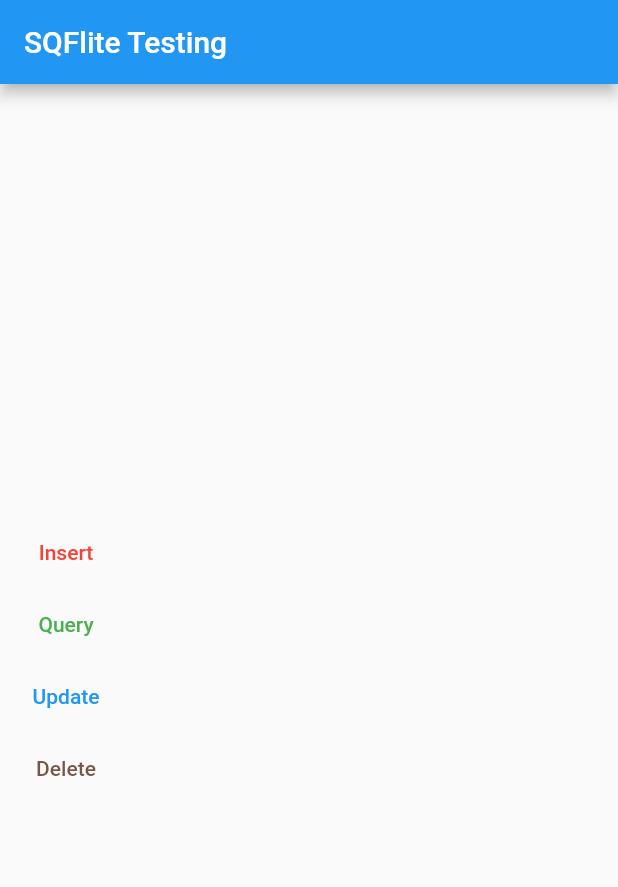
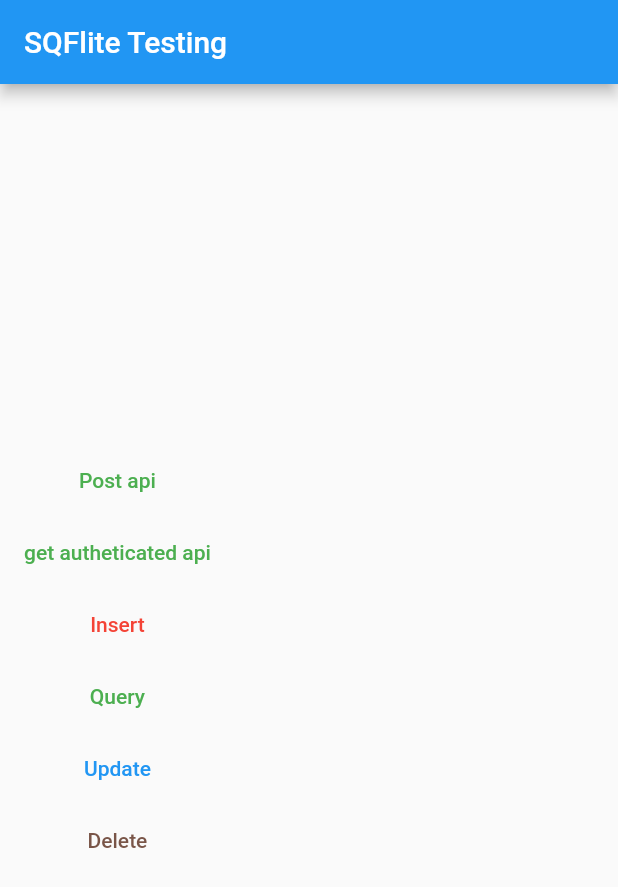
Before and after one commit to harshkumarkhatri/Flutter-SQFLite-Implementation, a Flutter app: the screen it shows after launch, after a tap on "Insert", on a phone screen of 412 x 824 dp. Shown: the top 887 px of the screen. Run offline on Flutter 3.47's test engine with Material 2 defaults, Android fonts, the phone set to English and light mode, and no system bars; our stand-ins replace sqflite; accounts and stored records are empty; network calls fail.

Commit message:
Final commit

```diff
--- a/lib/databaseHelper.dart
+++ b/lib/databaseHelper.dart
@@ -1,10 +1,9 @@
 import 'dart:io';
+import 'package:sqflite/sqflite.dart';
 import 'package:path/path.dart';
 import 'package:path_provider/path_provider.dart';
-import 'package:sqflite/sqflite.dart';
 
 class DatabaseHelper {
-  // Name and version of the database
   static final _dbName = 'myDatabase.db';
   static final _dbVersion = 1;
   static final _tableName = 'myTable';
@@ -12,74 +11,57 @@
   static final columnId = '_id';
   static final columnName = 'name';
 
-  // This will be making the constructor for the class private.
-  // This will make only one instance for this for the full app.
   DatabaseHelper._privateConstructor();
+
   static final DatabaseHelper instance = DatabaseHelper._privateConstructor();
 
   static Database _database;
 
-  // This will return the database
   Future<Database> get database async {
     if (_database != null) return _database;
-    _database = await _initiateDatabase();
+    _database = await _intitializeDatabase();
     return _database;
   }
 
-  // This will get the dirctory from the phone where the application data is stored
-  _initiateDatabase() async {
+  _intitializeDatabase() async {
     Directory directory = await getApplicationDocumentsDirectory();
-    print("direc is $directory");
-    // Setting the path where our database file will be created and stored
     String path = join(directory.path, _dbName);
+
     print("path is $path");
 
-    // Opening the database with the specified version and then creating tables in it.
     return await openDatabase(path, version: _dbVersion, onCreate: _onCreate);
   }
 
-  // This will create a table inside the database which was created
   Future _onCreate(Database db, int version) {
     db.execute('''
-      CREATE TABLE $_tableName(
+    CREATE TABLE $_tableName(
       $columnId INTEGER PRIMARY KEY,
-      $columnName TEXT NOT NULL)
-      ''');
+      $columnName TEXT NOT NULL
+    )
+    ''');
   }
 
-  // Inserting to the database
-  // Int is ised here so that we do not need to pass the Id each time when we want to insert anything
-  // The value of Id will increment by itself.
   Future<int> insert(Map<String, dynamic> row) async {
     Database db = await instance.database;
-
-    // Once the insert is successfully performed it will be returning the primary key/Unique Id
     return await db.insert(_tableName, row);
   }
 
-  // Getting all the rows from the table
   Future<List<Map<String, dynamic>>> queryAll() async {
     Database db = await instance.database;
-
-    // Returns the list of rows with data in them
     return await db.query(_tableName);
   }
 
-  // Updating data of particular row
+  Future<int> delete(int id) async {
+    Database db = await instance.database;
+    return await db.delete(_tableName, where: '$columnId=?', whereArgs: [id]);
+  }
+
   Future<int> update(Map<String, dynamic> row) async {
     Database db = await instance.database;
+
     int id = row[columnId];
 
-    // It retuns the number of rows which were updated
     return await db
         .update(_tableName, row, where: '$columnId=?', whereArgs: [id]);
   }
-
-  // Deleting the data from the table
-  Future<int> delete(int id) async {
-    Database db = await instance.database;
-
-    // Deleted id will be returned
-    return await db.delete(_tableName, where: '$columnId=?', whereArgs: [id]);
-  }
 }
--- a/lib/deleting.dart
+++ b/lib/deleting.dart
@@ -1,6 +1,6 @@
 import 'databaseHelper.dart';
 
 deleting() async {
-  int rowsAffected = await DatabaseHelper.instance.delete(2);
+  int rowsAffected = await DatabaseHelper.instance.delete(1);
   print("Rows affected $rowsAffected");
 }
--- a/lib/inserting.dart
+++ b/lib/inserting.dart
@@ -1,8 +1,8 @@
 import 'databaseHelper.dart';
 
-inserting()async{
-   int i = await DatabaseHelper.instance
-                    .insert({DatabaseHelper.columnName: 'Harsh'});
+inserting() async {
+  int i = await DatabaseHelper.instance
+      .insert({DatabaseHelper.columnName: 'lucky'});
 
-                print("The inserted id is $i");
+  print("The inserted id is $i");
 }
--- a/lib/main.dart
+++ b/lib/main.dart
@@ -3,6 +3,9 @@
 import 'package:sqflite_implementation_flutter/querying.dart';
 import 'package:sqflite_implementation_flutter/updating.dart';
 
+import 'package:http/http.dart' as http;
+import 'dart:io';
+import 'deleting.dart';
 import 'deleting.dart';
 
 void main() {
@@ -35,6 +38,42 @@
         body: Column(
           mainAxisAlignment: MainAxisAlignment.center,
           children: [
+            // API button
+            FlatButton(
+              onPressed: () async {
+                var output;
+                output = await http.post(
+                    'https://5pr8obww40.execute-api.ap-south-1.amazonaws.com/default/whatsNewEventRegistrationApp-UserSection');
+                print(output.body);
+              },
+              child: Text(
+                "Post api",
+                style: TextStyle(
+                  color: Colors.green,
+                ),
+              ),
+            ),
+
+            // Post API button
+            FlatButton(
+              onPressed: () async {
+                var output = await http.get(
+                  "https://jsonplaceholder.typicode.com/albums/1",
+                  headers: {
+                    HttpHeaders.authorizationHeader: "basic api token",
+                  },
+                );
+
+                print(output.body);
+              },
+              child: Text(
+                "get autheticated api",
+                style: TextStyle(
+                  color: Colors.green,
+                ),
+              ),
+            ),
+
             // Insert button
             FlatButton(
               onPressed: inserting,
--- a/lib/querying.dart
+++ b/lib/querying.dart
@@ -1,8 +1,8 @@
 import 'databaseHelper.dart';
 
-querying()async{
+querying() async {
   List<Map<String, dynamic>> queryRows =
-                    await DatabaseHelper.instance.queryAll();
+      await DatabaseHelper.instance.queryAll();
 
-                print("query rows are $queryRows");
+  print("query rows are $queryRows");
 }
--- a/pubspec.yaml
+++ b/pubspec.yaml
@@ -30,6 +30,7 @@
   cupertino_icons: ^0.1.3
   sqflite: ^1.3.1+2
   path_provider: ^1.6.21
+  http: ^0.12.2
 
 dev_dependencies:
   flutter_test:
```
Also changed, not shown: pubspec.lock.
